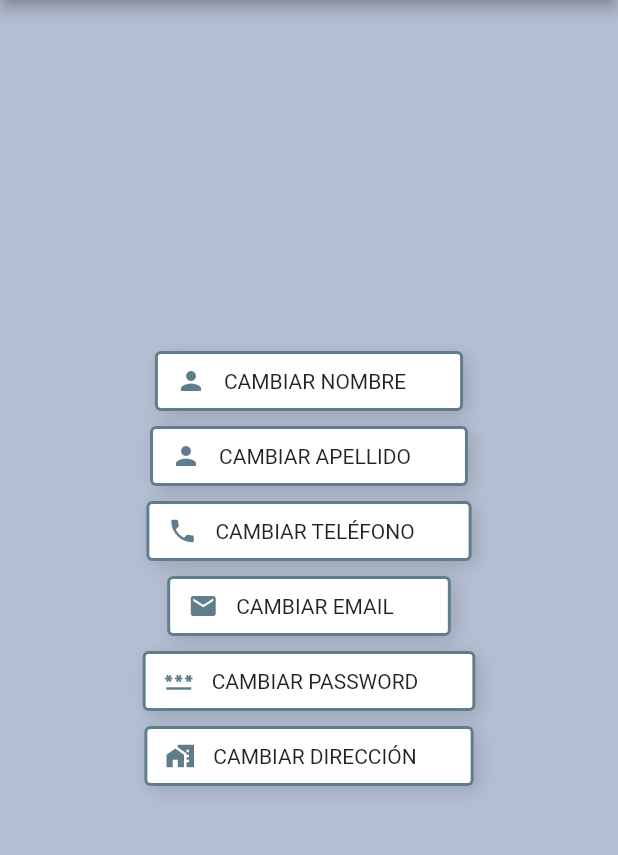
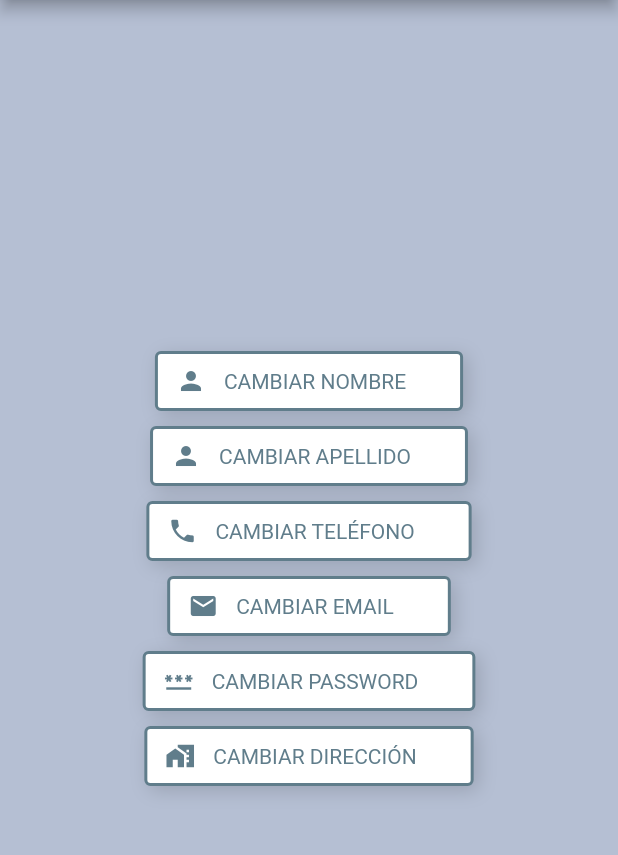
Before and after one commit to winarmarianoj/shop_of_vehicles, a Flutter app: the ChangeProfileUser screen opened directly, on a phone screen of 412 x 824 dp, the part 84-939 px from its top. Run offline on Flutter 3.47's test engine with Material 2 defaults, Android fonts, the phone set to English and light mode, and no system bars; our stand-ins replace carousel_slider, flutter_bloc, flutter_svg, font_awesome_flutter; missing offline and left inert: dart:ffi.

Commit message:
Arreglando errores de colores

```diff
--- a/lib/constant/constantsColors.dart
+++ b/lib/constant/constantsColors.dart
@@ -65,3 +65,7 @@ const textLabelChangeProfile = Colors.white;
 const buttonChangeProfile = Colors.blueGrey;
 const textButtonInputText = Colors.white;
 const buttonInputText = Colors.green;
+
+//TODO BounceButton
+const themeButtonIconsDarkMode = Colors.white;
+const themeButtonIconsCustomMode = Colors.black;
--- a/lib/main.dart
+++ b/lib/main.dart
@@ -34,8 +34,8 @@ class MyApp extends StatelessWidget {
             title: textTitleWebSite,
             initialRoute: textInitialRouteApp,
             home: LoginScreen(),
-            theme: appTheme.darkTheme ? themeDarkTwo : themeLightTwo,
-            //theme: appTheme.darkTheme ? themeDarkOne : themeLightOne,
+            //theme: appTheme.darkTheme ? themeDarkTwo : themeLightTwo,
+            theme: appTheme.darkTheme ? themeDarkOne : themeLightOne,
           );
         }
       ),
--- a/lib/screens/components/description.dart
+++ b/lib/screens/components/description.dart
@@ -49,7 +49,7 @@ class Description extends StatelessWidget {
           ),
           const SizedBox(height: defaultSpaceBetweenObjectsDescription),
           Padding(
-              padding: const EdgeInsets.fromLTRB(15.0, 10.0, 10.0, 10.0),
+              padding: const EdgeInsets.fromLTRB(25.0, 10.0, 10.0, 10.0),
               child: MyDescriptionOrangeText(
                 text: vehicle.description,
                 color: kDescription,
--- a/lib/screens/truck/homeTruck.dart
+++ b/lib/screens/truck/homeTruck.dart
@@ -29,7 +29,7 @@ class HomeTruck extends StatelessWidget{
         tooltip: 'Vuelve atrás',
         onPressed: () {},
       ),*/
-      title: MyText(text: textTitleShopOfCars, color: kTextColor,),
+      title: MyText(text: textTitleShopOfTrucks, color: kTextColor,),
       actions: <Widget>[
         IconButton(
           icon: const Icon(Icons.airport_shuttle),
--- a/lib/screens/van/homeVan.dart
+++ b/lib/screens/van/homeVan.dart
@@ -29,7 +29,7 @@ class HomeVan extends StatelessWidget{
         tooltip: 'Vuelve atrás',
         onPressed: () {},
       ),*/
-      title: MyText(text: textTitleShopOfCars, color: kTextColor,),
+      title: MyText(text: textTitleShopOfVans, color: kTextColor,),
       actions: <Widget>[
         IconButton(
           icon: const Icon(Icons.directions_car),
--- a/lib/theme/themeChange.dart
+++ b/lib/theme/themeChange.dart
@@ -39,7 +39,7 @@ class ThemeChanger with ChangeNotifier {
       default:
         _darkTheme = false;
         _darkTheme = false;
-        _currentTheme = themeDarkThree;
+        _currentTheme = themeDarkTwo;
     }
   }
 
--- a/lib/widgets/button/bounceButton.dart
+++ b/lib/widgets/button/bounceButton.dart
@@ -34,6 +34,7 @@ const elevation4 = BoxShadow(
 );
 
 enum ButtonType { primary, secondary }
+
 enum ButtonSize { small, medium }
 
 class BounceButton extends StatefulWidget {
@@ -44,9 +45,6 @@ class BounceButton extends StatefulWidget {
   final IconData? iconLeft;
   final String label;
   final Color textColor;
-  final Border? border;
-  final Color? disabledBorderColor;
-  final Color? borderColor;
   //TODO make default true, review implementations
   final bool contentBasedWidth;
   final bool horizontalPadding;
@@ -59,9 +57,6 @@ class BounceButton extends StatefulWidget {
     this.textColor = Colors.black,
     this.contentBasedWidth = false,
     this.horizontalPadding = true,
-    this.border,
-    this.disabledBorderColor,
-    this.borderColor,
     required this.buttonSize,
     required this.type,
     required this.label,
@@ -157,7 +152,6 @@ class _BounceButtonState extends State<BounceButton>
   @override
   Widget build(BuildContext context) {
     final disabled = widget.onPressed == null;
-
     return AbsorbPointer(
       absorbing: disabled,
       child: GestureDetector(
@@ -297,7 +291,6 @@ class BaseButton extends StatelessWidget {
           colorIcon: txtColor,
           iconSize: iconSize,
         ),
-
       ),
     );
   }
@@ -324,8 +317,7 @@ class BaseButton extends StatelessWidget {
       {required Color? colorText,
       required double leftPadding,
       required double rightPadding}) {
-    //final style = size == ButtonSize.small ? buttonSmall : buttonMedium;
-    final style = ButtonSize.small;
+    final style = size == ButtonSize.small ? ButtonSize.small : ButtonSize.medium;
     return Padding(
       padding: EdgeInsets.only(
         left: leftPadding,
@@ -334,7 +326,7 @@ class BaseButton extends StatelessWidget {
       child: Text(
         buttonLabel.toUpperCase(),
         textAlign: TextAlign.center,
-        //style: style.copyWith(color: colorText),
+        style: TextStyle( color: colorText),
       ),
     );
   }
```
Also changed, not shown: lib/screens/profile/profileUser.dart (+18 -12 lines), lib/widgets/text/myText.dart (+21 -2 lines). Lines whose indentation alone changed are shown as unchanged.
